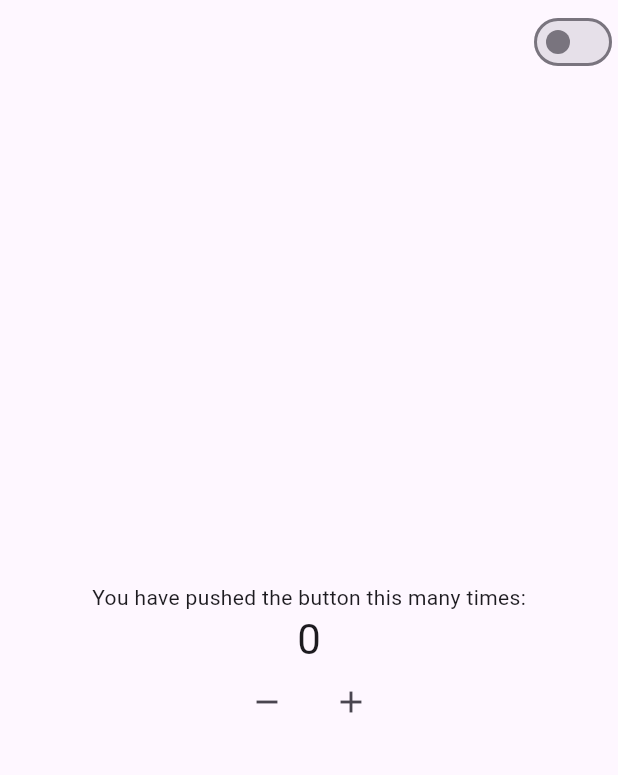
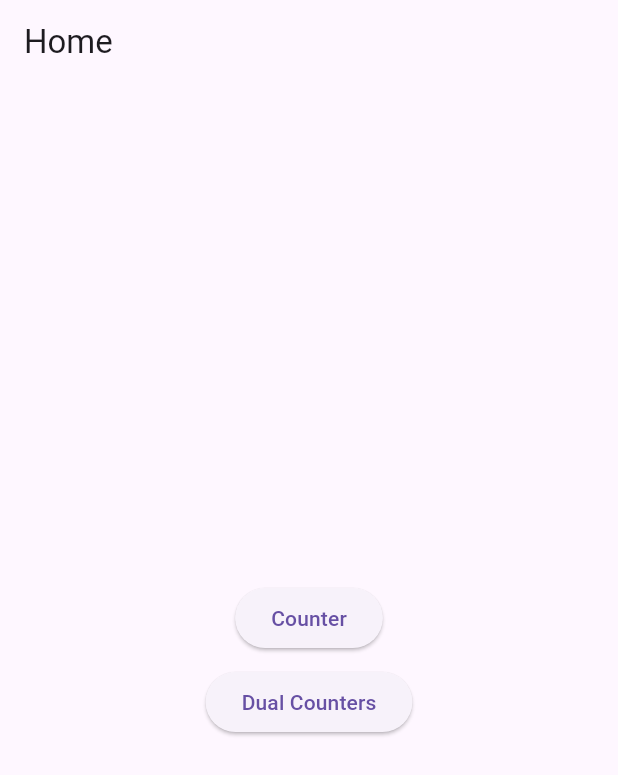
Before and after one commit to TesteurManiak/state_management_experiment, a Flutter app: the screen it shows after launch, on a phone screen of 412 x 824 dp. Shown: the top 775 px of the screen. Run offline on Flutter 3.47's test engine with Material 3 defaults, Android fonts, the phone set to English and light mode, and no system bars; our stand-ins replace freezed_annotation.

Commit message:
refactor: examples

```diff
--- a/lib/app.dart
+++ b/lib/app.dart
@@ -1,6 +1,6 @@
 import 'package:flutter/material.dart';
 
-import 'features/counter/ui/pages/counter_page.dart';
+import 'features/home/ui/pages/home_page.dart';
 import 'features/theme/ui/view_models/theme_mode_view_model.dart';
 
 class MainApp extends StatelessWidget {
@@ -15,7 +15,7 @@ class MainApp extends StatelessWidget {
           themeMode: themeMode,
           theme: ThemeData.light(),
           darkTheme: ThemeData.dark(),
-          home: CounterPage(),
+          home: HomePage(),
         );
       },
     );
--- a/lib/features/counter/ui/pages/counter_page.dart
+++ b/lib/features/counter/ui/pages/counter_page.dart
@@ -3,6 +3,7 @@ import 'package:state_management_experiment/core/mixins/hook.dart';
 
 import '../../../theme/ui/widgets/theme_switcher.dart';
 import '../view_models/counter_page_view_model.dart';
+import '../widgets/counter.dart';
 
 class CounterPage extends StatefulWidget {
   const CounterPage({super.key});
@@ -16,67 +17,16 @@ class _CounterPageState extends State<CounterPage> with HookMixin {
 
   @override
   Widget build(BuildContext context) {
+    final counterNotifier = viewModel.select((state) => state.counter);
     return Scaffold(
       appBar: AppBar(
         actions: [ThemeSwitcher()],
       ),
-      body: Center(
-        child: Column(
-          mainAxisAlignment: MainAxisAlignment.center,
-          mainAxisSize: MainAxisSize.min,
-          children: [
-            Text('You have pushed the button this many times:'),
-            _Counter(viewModel),
-            _Buttons(viewModel),
-          ],
-        ),
+      body: Counter(
+        counterListenable: counterNotifier,
+        onIncrement: viewModel.increment,
+        onDecrement: viewModel.decrement,
       ),
     );
   }
 }
-
-class _Counter extends StatelessWidget {
-  const _Counter(this.viewModel);
-
-  final CounterPageViewModel viewModel;
-
-  @override
-  Widget build(BuildContext context) {
-    final counterNotifier = viewModel.select((state) => state.counter);
-
-    return ValueListenableBuilder<int>(
-      valueListenable: counterNotifier,
-      builder: (context, counter, _) {
-        return Text(
-          '$counter',
-          style: Theme.of(context).textTheme.headlineMedium,
-        );
-      },
-    );
-  }
-}
-
-class _Buttons extends StatelessWidget {
-  const _Buttons(this.viewModel);
-
-  final CounterPageViewModel viewModel;
-
-  @override
-  Widget build(BuildContext context) {
-    return Row(
-      mainAxisAlignment: MainAxisAlignment.center,
-      mainAxisSize: MainAxisSize.min,
-      spacing: 8,
-      children: [
-        IconButton(
-          onPressed: viewModel.decrement,
-          icon: Icon(Icons.remove),
-        ),
-        IconButton(
-          onPressed: viewModel.increment,
-          icon: Icon(Icons.add),
-        ),
-      ],
-    );
-  }
-}
--- /dev/null
+++ b/lib/features/home/ui/pages/home_page.dart
@@ -0,0 +1,53 @@
+import 'package:flutter/material.dart';
+
+import '../../../counter/ui/pages/counter_page.dart';
+import '../../../dual_counters/ui/pages/dual_counters_page.dart';
+
+class HomePage extends StatelessWidget {
+  const HomePage({super.key});
+
+  @override
+  Widget build(BuildContext context) {
+    return Scaffold(
+      appBar: AppBar(
+        title: Text('Home'),
+      ),
+      body: Center(
+        child: Column(
+          mainAxisSize: MainAxisSize.min,
+          mainAxisAlignment: MainAxisAlignment.center,
+          spacing: 8,
+          children: [
+            _NavigationButton(
+              label: 'Counter',
+              builder: (_) => CounterPage(),
+            ),
+            _NavigationButton(
+              label: 'Dual Counters',
+              builder: (_) => DualCountersPage(),
+            ),
+          ],
+        ),
+      ),
+    );
+  }
+}
+
+class _NavigationButton<T extends Object?> extends StatelessWidget {
+  const _NavigationButton({
+    required this.label,
+    required this.builder,
+  });
+
+  final String label;
+  final WidgetBuilder builder;
+
+  @override
+  Widget build(BuildContext context) {
+    return ElevatedButton(
+      onPressed: () =>
+          Navigator.push(context, MaterialPageRoute<T>(builder: builder)),
+      child: Text(label),
+    );
+  }
+}
```
Also changed, not shown: lib/features/counter/ui/widgets/counter.dart (added, +52 -0 lines), lib/features/dual_counters/ui/pages/dual_counters_page.dart (added, +50 -0 lines), lib/features/dual_counters/ui/states/dual_counters_state.dart (added, +11 -0 lines), lib/features/dual_counters/ui/view_models/dual_counters_view_model.dart (added, +15 -0 lines), lib/features/dual_counters/ui/states/dual_counters_state.freezed.dart (added).
